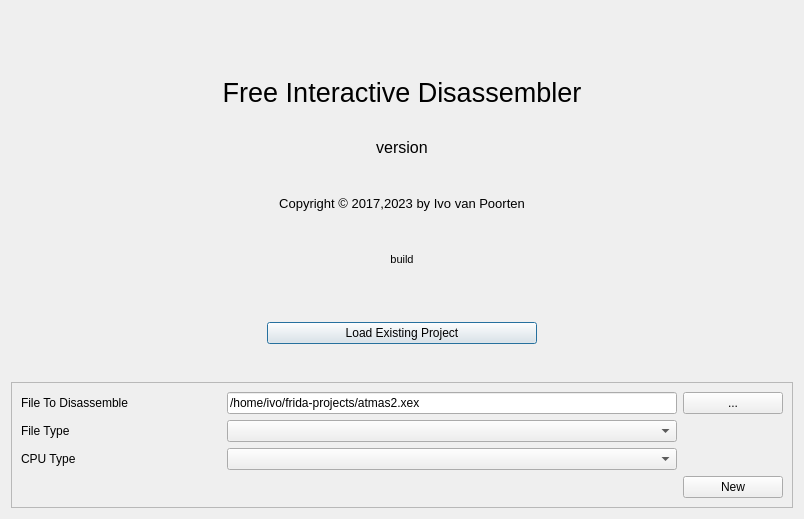
First picture: the form in src/startdialog.ui, repository ivop/frida, before the edit.
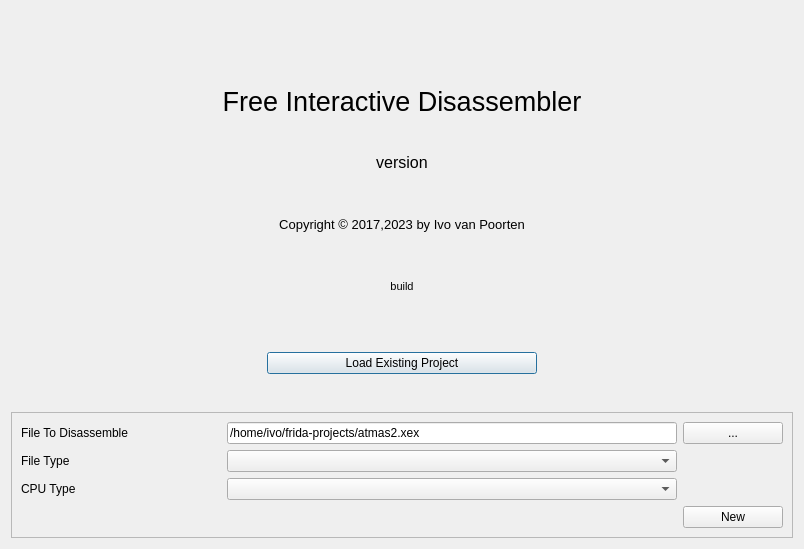
Second picture: the form after the edit. Icons and pictures are not drawn.

```diff
--- a/src/startdialog.ui
+++ b/src/startdialog.ui
@@ -7,7 +7,7 @@
     <x>0</x>
     <y>0</y>
     <width>804</width>
-    <height>519</height>
+    <height>549</height>
    </rect>
   </property>
   <property name="windowTitle">
```
Left out of the diff: 4 changed lines with no effect on the pictures.
